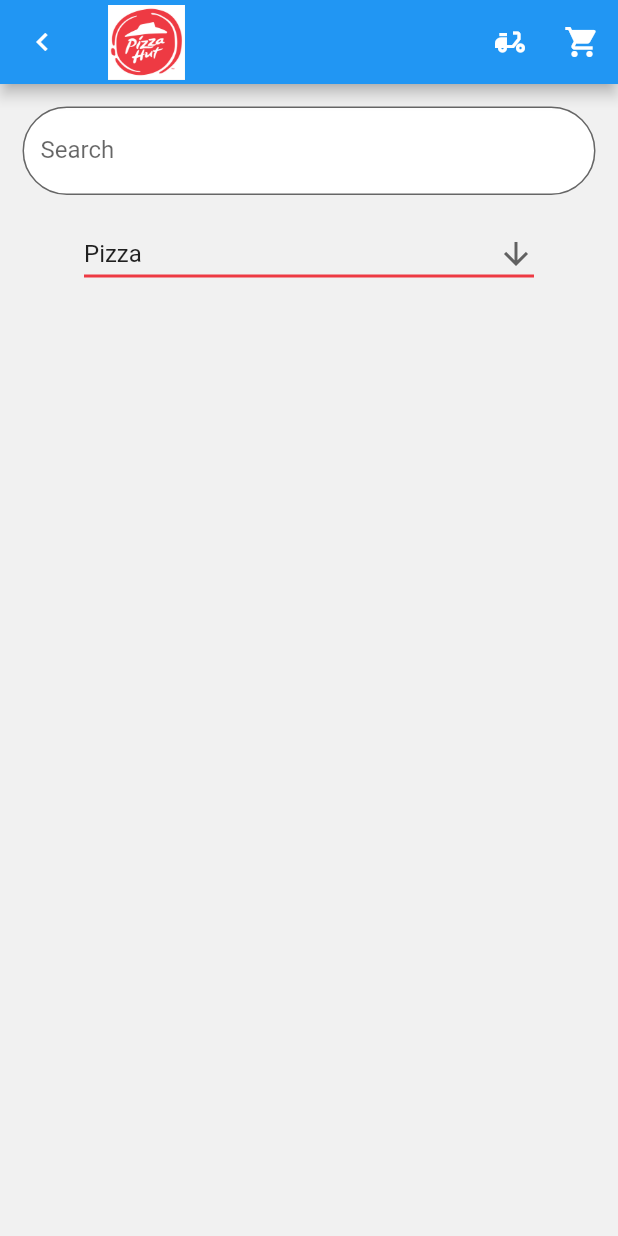
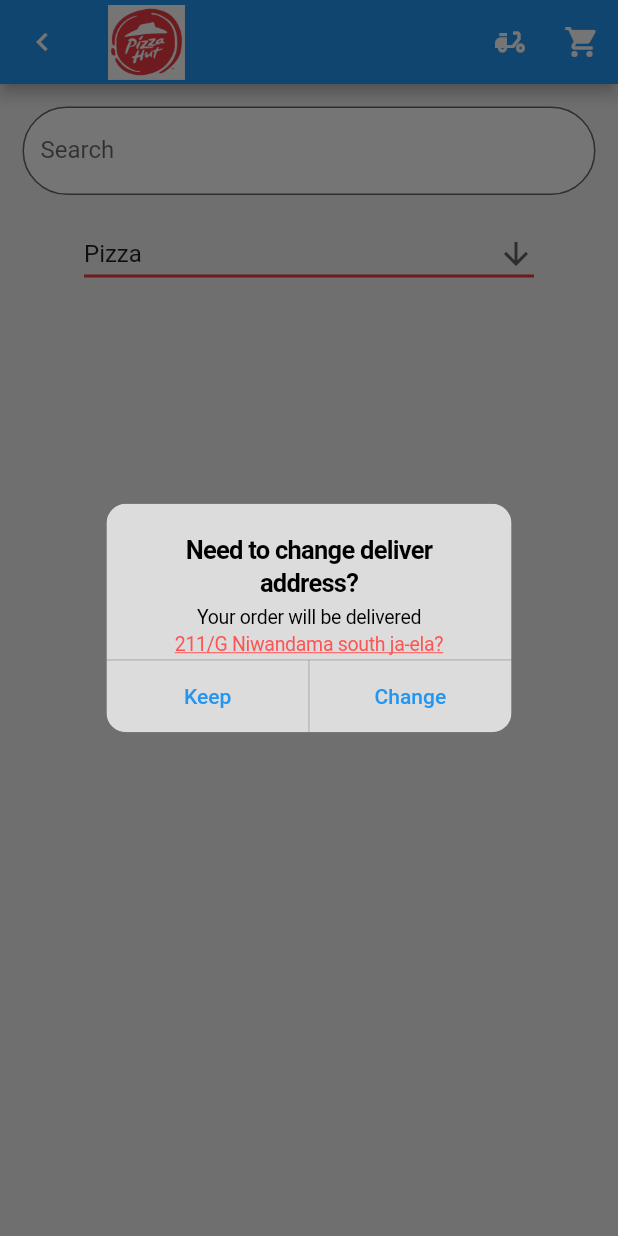
Before and after one commit to paradocx96/Pizza-Hut-App, a Flutter app: the SearchPage screen opened by its route, after a tap on the "delivery dining" icon, on a phone screen of 412 x 824 dp. Run offline on Flutter 3.47's test engine with Material 2 defaults, Android fonts, the phone set to English and light mode, and no system bars; our stand-ins replace page_transition.

Commit message:
Added delivery dialog to SearchPage.dart.

```diff
--- a/lib/modules/Search/screens/SearchPage.dart
+++ b/lib/modules/Search/screens/SearchPage.dart
@@ -1,5 +1,7 @@
+import 'package:flutter/cupertino.dart';
 import 'package:flutter/material.dart';
 import 'package:pizzahut/modules/Cart/screens/Cart.dart';
+import 'package:pizzahut/modules/homepage/screens/view_addresses/view_addresses.dart';
 
 class SearchPage extends StatefulWidget {
   const SearchPage({Key? key}) : super(key: key);
@@ -35,7 +37,42 @@ class _SearchPageState extends State<SearchPage> {
         actions: [
           IconButton(
             icon: Icon(Icons.delivery_dining),
-            onPressed: () {},
+            onPressed: () {
+
+
+              showDialog(
+                  context: context,
+                  barrierDismissible: false,
+                  builder: (BuildContext context){
+                    return CupertinoAlertDialog(
+                      title: const Text("Need to change deliver address?"),
+                      content: SingleChildScrollView(
+                        child: ListBody(
+                          children: const <Widget>[
+                            Text("Your order will be delivered "),
+                            Text("211/G Niwandama south ja-ela?",style: TextStyle( decoration: TextDecoration.underline, color: Colors.redAccent),),
+                          ],
+                        ),
+                      ),
+                      actions: [
+                        TextButton(
+                            onPressed: () {
+                              Navigator.of(context).pop();
+                            },
+                            child: const Text("Keep")),
+                        TextButton(
+                            onPressed: () {
+                              //Navigator.of(context).pop();
+                              //Navigator.pushNamed(context, ViewAddresses.routeName);
+                              Navigator.pushReplacement(context, MaterialPageRoute(builder: (BuildContext context) => ViewAddresses()));
+                            },
+                            child: const Text("Change"))
+                      ],
+                    );
+                  });
+
+
+            },
           ),
           IconButton(
             icon: Icon(Icons.shopping_cart),
```
